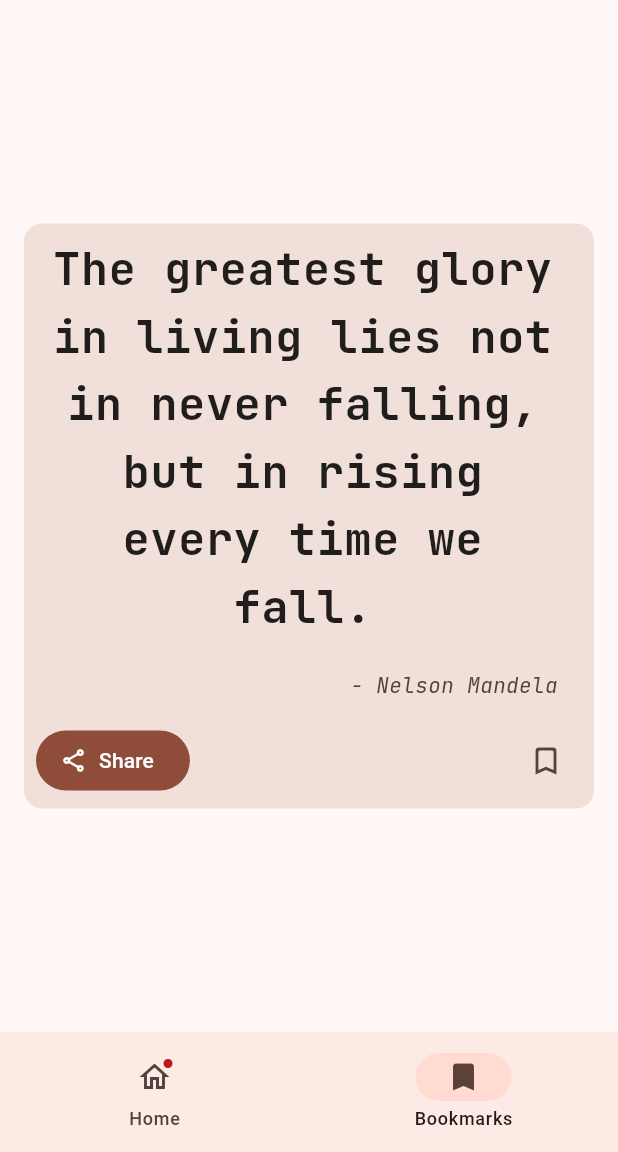
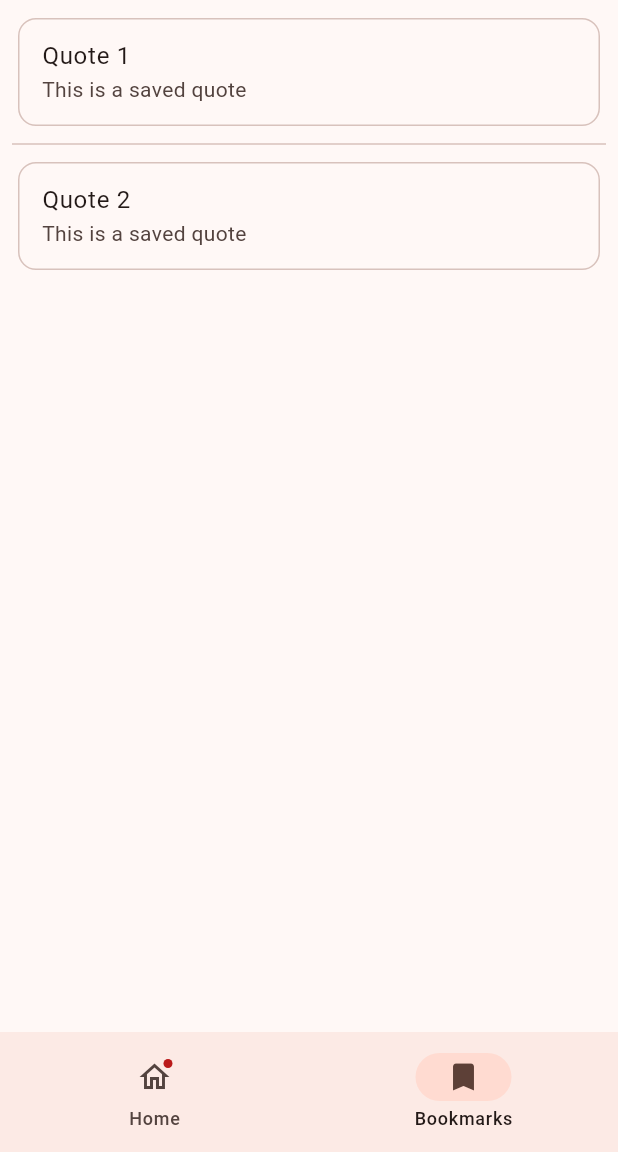
Before and after one commit to srinu2003/quote_of_the_day, a Flutter app: the screen it shows after launch, item 2 of the bottom bar chosen, on a phone screen of 412 x 824 dp, the part 84-1236 px from its top. Run offline on Flutter 3.47's test engine with Material 3 defaults, Android fonts, the phone set to English and light mode, and no system bars; our stand-ins replace google_fonts.

```diff
--- a/lib/main.dart
+++ b/lib/main.dart
@@ -44,6 +44,11 @@ class _QuoteOfTheDayState extends State<QuoteOfTheDay> {
     // ignore: unused_local_variable
     final ThemeData theme = Theme.of(context);
 
+    // ignore: unused_local_variable
+    final List<String> savedQuotes = <String>[
+      'Quote 1',
+      'Quote 2',
+    ];
     return Scaffold(
       appBar: AppBar(
         title: Text(widget.title),
@@ -72,7 +77,10 @@ class _QuoteOfTheDayState extends State<QuoteOfTheDay> {
           ),
         ],
       ),
-      body: Center(
+      body: <Widget>[
+        /// Quote of the day Home Page
+
+        Center(
           // Center is a layout widget. It takes a single child and positions it in the middle of the parent.
 
           child: Column(
@@ -81,12 +89,13 @@ class _QuoteOfTheDayState extends State<QuoteOfTheDay> {
               Card.filled(
                 // DOUBT: What does margin do?
                 // DOUBT: What does EdgeInsetGeometry: const EdgeInsets.all(10.0), do?
-              margin:
-                  const EdgeInsets.symmetric(horizontal: 16.0, vertical: 16.0),
+                margin: const EdgeInsets.symmetric(
+                    horizontal: 16.0, vertical: 16.0),
                 child: Column(
                   children: <Widget>[
                     ListTile(
                       // No leading widget, so the title is centered.
+                      // leading: Icon(Icons.album),
                       title: Text(
                         'The greatest glory in living lies not in never falling, but in rising every time we fall.',
                         textAlign: TextAlign.center,
@@ -119,7 +128,8 @@ class _QuoteOfTheDayState extends State<QuoteOfTheDay> {
                           tooltip: 'Save',
                           isSelected: saveSelected,
                           onPressed: () {
-                          setState(() {
+                            setState(
+                              () {
                                 saveSelected = !saveSelected!;
                               },
                             );
@@ -135,6 +145,31 @@ class _QuoteOfTheDayState extends State<QuoteOfTheDay> {
             ],
           ),
         ),
+
+        /// Bookmarks Page
+        /// This page will show the list of saved quotes.
+        /// The user can delete the quotes from the list.
+        const Padding(
+          padding: EdgeInsets.all(8.0),
+          child: Column(
+            children: <Widget>[
+              Card.outlined(
+                child: ListTile(
+                  title: Text('Quote 1'),
+                  subtitle: Text('This is a saved quote'),
+                ),
+              ),
+              Divider(),
+              Card.outlined(
+                child: ListTile(
+                  title: Text('Quote 2'),
+                  subtitle: Text('This is a saved quote'),
+                ),
+              ),
+            ],
+          ),
+        ),
+      ][currentPageIndex],
     );
   }
 }
```
Lines whose indentation alone changed are shown as unchanged.
